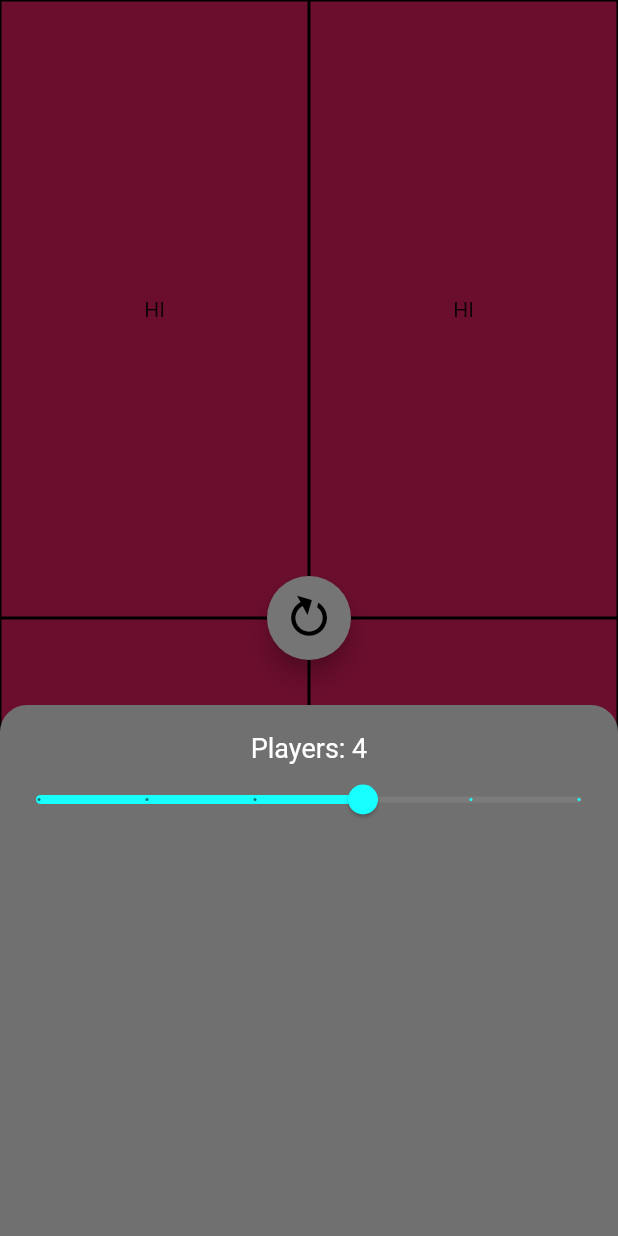
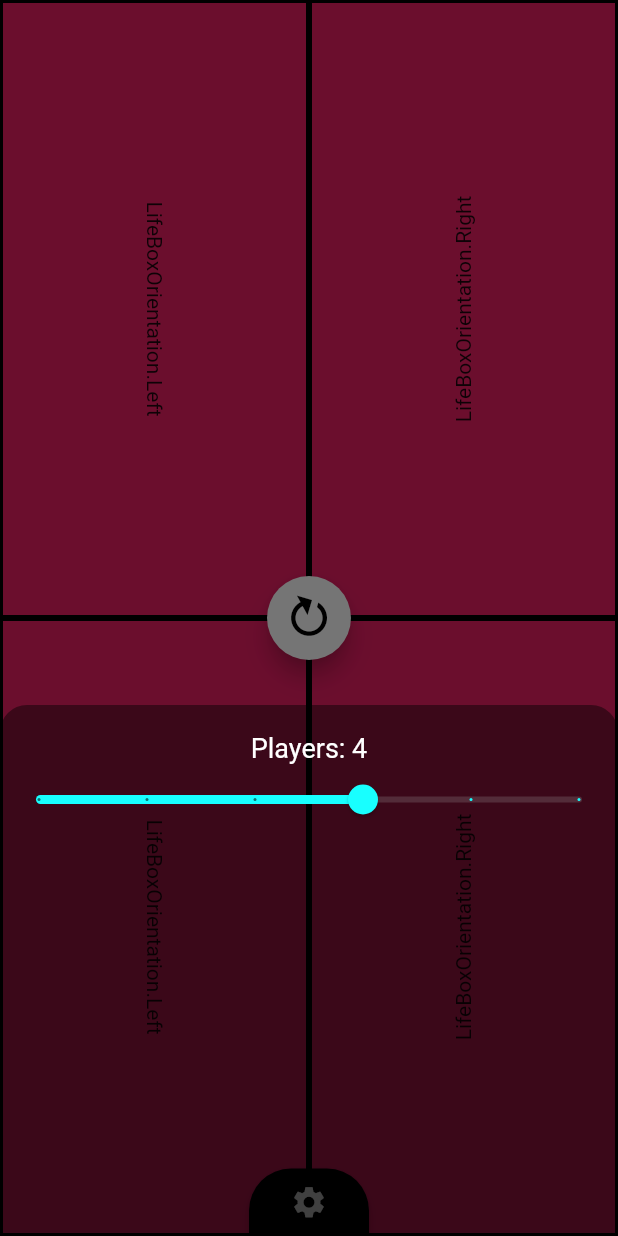
Before and after one commit to jemmec/lifeforce, a Flutter app: the screen it shows after launch, after a tap on the "settings" icon, on a phone screen of 412 x 824 dp. Run offline on Flutter 3.47's test engine with Material 2 defaults, Android fonts, the phone set to English and light mode, and no system bars.

Commit message:
Added uneven players case & RotatedBox orientation

```diff
--- a/lib/life_box_grid.dart
+++ b/lib/life_box_grid.dart
@@ -12,42 +12,64 @@ class LifeBoxGrid extends StatefulWidget {
   _LifeBoxGridState createState() => _LifeBoxGridState();
 }
 
-class _LifeBoxGridState extends State<LifeBoxGrid> {
-  var _rows = <Widget>[];
-  var _columns = <Widget>[];
-  var _lifeBoxes = <Widget>[];
+class _LifeBoxGridState extends State<LifeBoxGrid>
+    with TickerProviderStateMixin {
+  var rows = <Widget>[];
+  var columns = <Widget>[];
+  var lifeBoxes = <Widget>[];
+
+  double boxMargin = 2.0;
+  Color boxColor = Colors.pink;
+
+  @override
+  void initState() {
+    super.initState();
+  }
 
   @override
   Widget build(BuildContext context) {
-    //Build the lifeBoxes
-    // for (int i = 0; i < widget.players; i++) {
-    //   this._lifeBoxes.add(LifeBox(
-    //         index: i,
-    //       ));
-    // }
+    columns.clear();
 
-    var boxMargin = 1.0;
+    bool evenPlayers = widget.players % 2 == 0;
 
-    var boxColor = Colors.pink;
+    if (!evenPlayers) {
+      columns.add(Expanded(
+          child: Container(
+        color: boxColor,
+        margin: EdgeInsets.all(boxMargin),
+        child: LifeBox(
+          orientation: LifeBoxOrientation.Up,
+        ),
+      )));
+    }
 
-    return Container(
+    for (int i = 0; i < (widget.players / 2).floor(); i++) {
+      columns.add(Expanded(
+          child: Container(
         child: Row(
             children: new List.generate(
                 2,
-              (index) => new Expanded(
-                    child: Column(
-                        children: new List.generate(
-                            (widget.players / 2).ceil(),
                 (index) => new Expanded(
                       child: Container(
                         color: boxColor,
                         margin: EdgeInsets.all(boxMargin),
                         child: LifeBox(
-                                      index: 1,
+                          orientation: index == 0
+                              ? LifeBoxOrientation.Left
+                              : LifeBoxOrientation.Right,
                         ),
                       ),
                     ))),
-                  ))),
+      )));
+    }
+
+    return Container(
+      child: Column(children: columns),
     );
   }
+
+  @override
+  void dispose() {
+    super.dispose();
   }
+}
--- a/lib/lifebox.dart
+++ b/lib/lifebox.dart
@@ -1,20 +1,29 @@
 import 'package:flutter/material.dart';
 
 class LifeBox extends StatefulWidget {
-  LifeBox({Key key, this.index}) : super(key: key);
+  LifeBox({
+    Key key,
+    this.orientation,
+  }) : super(key: key);
 
-  final int index;
+  final LifeBoxOrientation orientation;
 
   @override
   _LifeBoxState createState() => _LifeBoxState();
 }
 
+enum LifeBoxOrientation { Down, Left, Up, Right }
+
 class _LifeBoxState extends State<LifeBox> {
   @override
   Widget build(BuildContext context) {
     return Container(
+      child: RotatedBox(
+        quarterTurns: widget.orientation.index,
         child: Center(
-      child: Text("HI"),
-    ));
+          child: Text("${widget.orientation.toString()}"),
+        ),
+      ),
+    );
   }
 }
--- a/lib/main.dart
+++ b/lib/main.dart
@@ -111,12 +111,12 @@ class _MyHomePageState extends State<MyHomePage> {
                                           topLeft: Radius.circular(28.0),
                                           topRight: Radius.circular(28.0),
                                         ),
-                                        color: _midGrey,
+                                        color: Colors.black45,
                                       ),
                                     ),
                                     Container(
                                       height: (56 * 6).toDouble(),
-                                      color: _midGrey,
+                                      color: Colors.black45,
                                       child: SizedBox.expand(
                                         child: Column(
                                           children: <Widget>[
```
Lines whose indentation alone changed are shown as unchanged.
